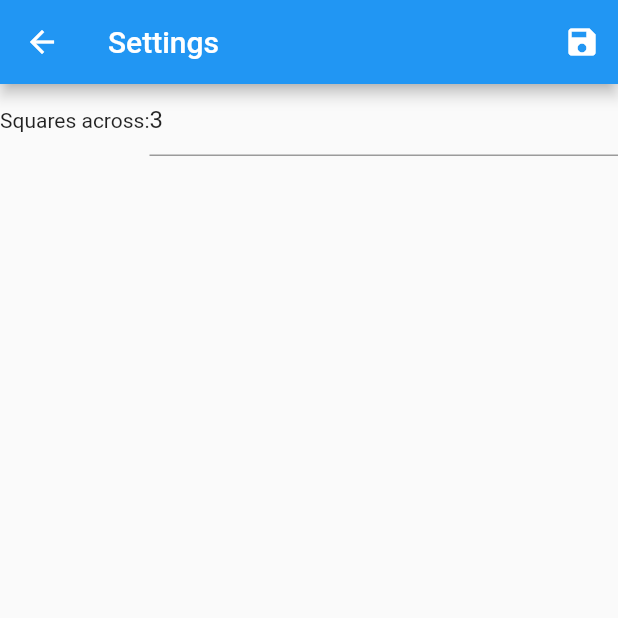
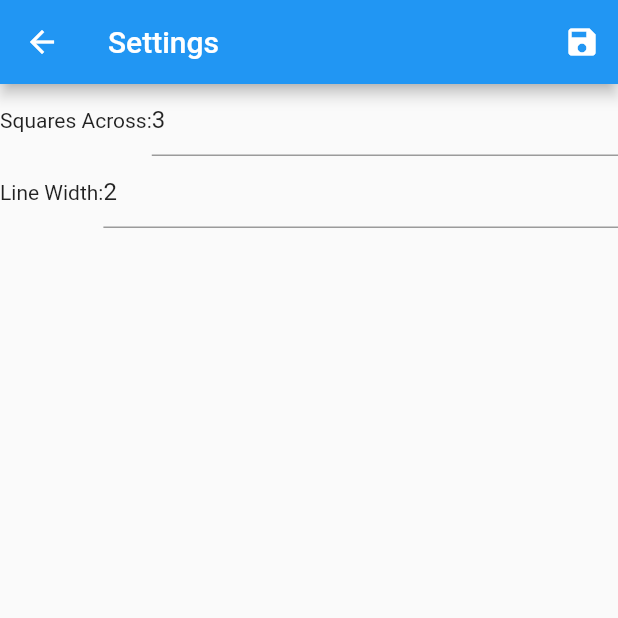
Before and after one commit to mymikemiller/grid_overlay, a Flutter app: the screen it shows after launch, after a tap on the "settings" icon, on a phone screen of 412 x 824 dp, the top half of it. Run offline on Flutter 3.47's test engine with Material 2 defaults, Android fonts, the phone set to English and light mode, and no system bars; our stand-ins replace camera, shared_preferences.

Commit message:
Adding line width setting

```diff
--- a/lib/grid_overlay_home.dart
+++ b/lib/grid_overlay_home.dart
@@ -9,9 +9,10 @@ void logError(String code, String message) =>
 
 class GridOverlayHome extends StatefulWidget {
   final int columns;
+  final int lineWidth;
   final CameraDescription camera;
 
-  GridOverlayHome({this.camera, this.columns}) {
+  GridOverlayHome({this.camera, this.columns, this.lineWidth}) {
     print("Setting camera");
   }
 
@@ -37,6 +38,7 @@ IconData getCameraLensIcon(CameraLensDirection direction) {
 class _GridOverlayHomeState extends State<GridOverlayHome> {
   CameraController controller;
   int columns = 3;
+  int lineWidth = 2;
 
   final GlobalKey<ScaffoldState> _scaffoldKey = new GlobalKey<ScaffoldState>();
 
@@ -53,16 +55,19 @@ class _GridOverlayHomeState extends State<GridOverlayHome> {
     await Navigator.of(context).push(MaterialPageRoute(
         builder: (BuildContext context) => new SettingsScreen(
               columns: this.columns,
+              lineWidth: this.lineWidth,
             )));
 
     final prefs = await SharedPreferences.getInstance();
 
-// Try reading data from the counter key. If it does not exist, return 0.
+    // Read the settings from shared preferences
     final newColumns = prefs.getInt('columns') ?? null;
-    print("columns: $newColumns");
-    if (newColumns != null) {
+    final newLineWidth = prefs.getInt('lineWidth') ?? null;
+
+    if (newColumns != null && newLineWidth != null) {
       setState(() {
         this.columns = newColumns;
+        this.lineWidth = newLineWidth;
       });
     }
   }
@@ -92,7 +97,7 @@ class _GridOverlayHomeState extends State<GridOverlayHome> {
               painter: new GridPainter(
                 columns: columns,
                 gridColor: Colors.white,
-                strokeWidth: 5.0,
+                strokeWidth: lineWidth.toDouble(),
               ),
             ),
           ),
--- a/lib/settings_screen.dart
+++ b/lib/settings_screen.dart
@@ -3,8 +3,9 @@ import 'package:shared_preferences/shared_preferences.dart';
 
 class SettingsScreen extends StatefulWidget {
   final int columns;
+  final int lineWidth;
 
-  SettingsScreen({this.columns});
+  SettingsScreen({this.columns, this.lineWidth});
 
   @override
   SettingsScreenState createState() {
@@ -14,6 +15,7 @@ class SettingsScreen extends StatefulWidget {
 
 class SettingsScreenState extends State<SettingsScreen> {
   TextEditingController _columnsController;
+  TextEditingController _lineWidthController;
 
   // Create a global key that will uniquely identify the Form widget and allow
   // us to validate the form
@@ -26,6 +28,9 @@ class SettingsScreenState extends State<SettingsScreen> {
     super.initState();
     _columnsController =
         new TextEditingController(text: widget.columns.toString());
+
+    _lineWidthController =
+        new TextEditingController(text: widget.lineWidth.toString());
   }
 
   _saveSettings() async {
@@ -33,8 +38,15 @@ class SettingsScreenState extends State<SettingsScreen> {
     final prefs = await SharedPreferences.getInstance();
 
     int columns = int.parse(_columnsController.text);
+    await prefs.setInt("columns", columns);
 
-    await prefs.setInt("columns", columns);
+    int lineWidth = int.parse(_lineWidthController.text);
+    await prefs.setInt("lineWidth", lineWidth);
+  }
+
+  bool _validateNumber(String value) {
+    int parsed = int.tryParse(value);
+    return parsed != null && value.isNotEmpty;
   }
 
   @override
@@ -61,12 +73,28 @@ class SettingsScreenState extends State<SettingsScreen> {
             children: <Widget>[
               Row(
                 children: <Widget>[
-                  Text("Squares across:"),
+                  Text("Squares Across:"),
                   Expanded(
                     child: TextFormField(
                       controller: _columnsController,
                       validator: (value) {
-                        if (value.isEmpty) {
+                        if (!_validateNumber(value)) {
+                          return 'Please enter a number';
+                        }
+                      },
+                      keyboardType: TextInputType.number,
+                    ),
+                  ),
+                ],
+              ),
+              Row(
+                children: <Widget>[
+                  Text("Line Width:"),
+                  Expanded(
+                    child: TextFormField(
+                      controller: _lineWidthController,
+                      validator: (value) {
+                        if (!_validateNumber(value)) {
                           return 'Please enter a number';
                         }
                       },
```
